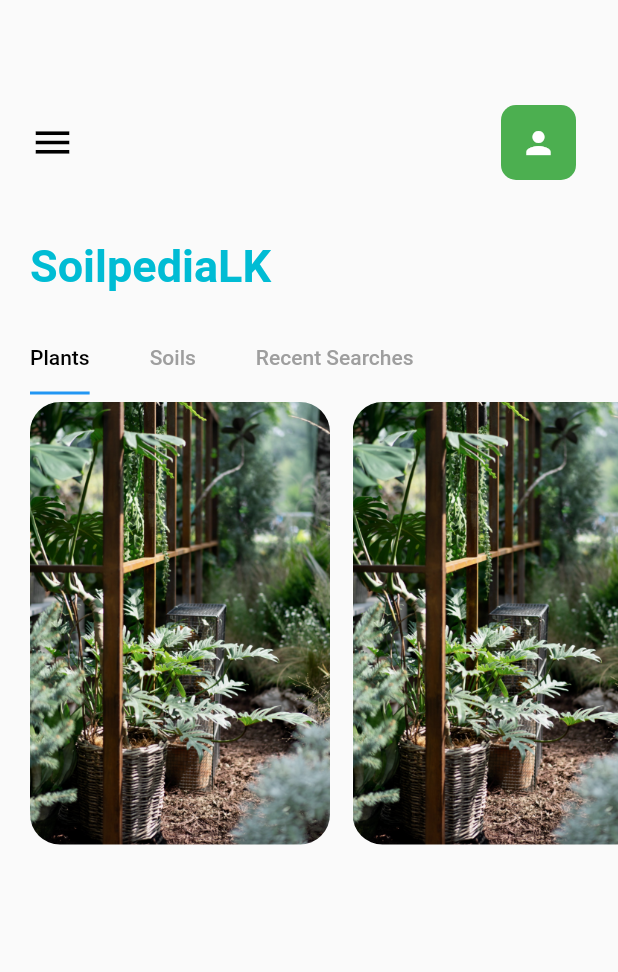
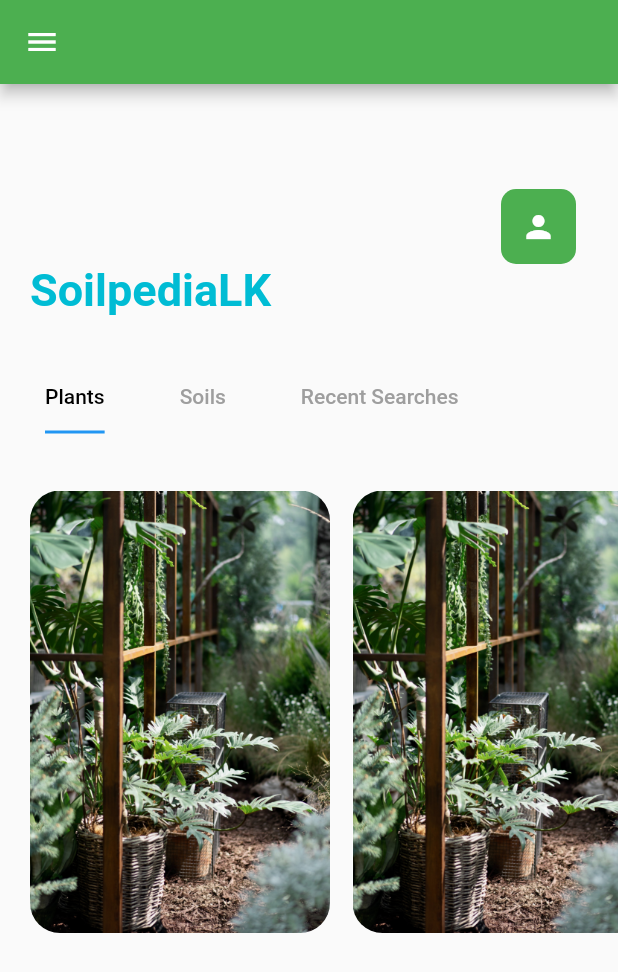
Before and after one commit to nimsara21/soilpedia_lk, a Flutter app: the HomePage1 screen opened directly, on a phone screen of 412 x 824 dp. Shown: the top 972 px of the screen. Run offline on Flutter 3.47's test engine with Material 2 defaults, Android fonts, the phone set to English and light mode, and no system bars; our stand-ins replace cloud_firestore, firebase_auth, firebase_core, firebase_storage, image_picker; accounts and stored records are empty.

Commit message:
Created navigation bar

```diff
--- a/lib/pages/homePage.dart
+++ b/lib/pages/homePage.dart
@@ -3,6 +3,8 @@ import 'package:flutter/material.dart';
 import 'package:soilpedia_lk/pages/navPages/camTest.dart';
 import 'package:soilpedia_lk/screen/home_screen.dart';
 import 'package:soilpedia_lk/widgets/appLargeText.dart';
+
+import '../screen/side_bar.dart';
 
 class HomePage1 extends StatefulWidget {
   const HomePage1({Key? key}) : super(key: key);
@@ -16,6 +18,11 @@ class _HomePage1State extends State<HomePage1> with TickerProviderStateMixin {
   Widget build(BuildContext context) {
     TabController _controller = TabController(length: 3, vsync: this);
     return Scaffold(
+      drawer: NavBar(),
+      appBar: AppBar(
+        title: Text(''),
+        backgroundColor: Colors.green,
+      ),
       body: Column(
         crossAxisAlignment: CrossAxisAlignment.start,
         children: [
@@ -23,12 +30,13 @@ class _HomePage1State extends State<HomePage1> with TickerProviderStateMixin {
             padding: const EdgeInsets.only(top: 70, left: 20),
             child: Row(
               children: [
-                Icon(
-                  Icons.menu,
-                  size: 30,
-                  color: Colors.black,
-                ),
+                // Icon(
+                //   Icons.menu,
+                //   size: 30,
+                //   color: Colors.black,
+                // ),
                 Expanded(child: Container()),
+
                 Container(
                   child: IconButton(
                     icon: const Icon(Icons.person),
@@ -50,7 +58,7 @@ class _HomePage1State extends State<HomePage1> with TickerProviderStateMixin {
               ],
             ),
           ),
-          SizedBox(height: 40),
+
           Container(
             margin: const EdgeInsets.only(left: 20),
             child: AppLargeText(
@@ -58,25 +66,28 @@ class _HomePage1State extends State<HomePage1> with TickerProviderStateMixin {
               color: Colors.cyan,
             ),
           ),
-          SizedBox(height: 20),
+          SizedBox(height: 30),
           //topbar
           Container(
             child: Align(
                 alignment: Alignment.centerLeft,
                 child: TabBar(
-                  labelPadding: const EdgeInsets.only(left: 20, right: 20),
+                  labelPadding: const EdgeInsets.only(left: 30, right: 20),
                   controller: _controller,
                   labelColor: Colors.black,
                   unselectedLabelColor: Colors.grey,
                   isScrollable: true,
                   indicatorSize: TabBarIndicatorSize.label,
                   tabs: [
-                    Tab(text: "Plants"),
+                    Tab(
+                      text: "Plants",
+                    ),
                     Tab(text: "Soils"),
                     Tab(text: "Recent Searches"),
                   ],
                 )),
           ),
+          SizedBox(height: 33),
           Container(
             padding: const EdgeInsets.only(left: 20, top: 5),
             height: 300,
```
Also changed, not shown: lib/screen/side_bar.dart (added, +86 -0 lines).
